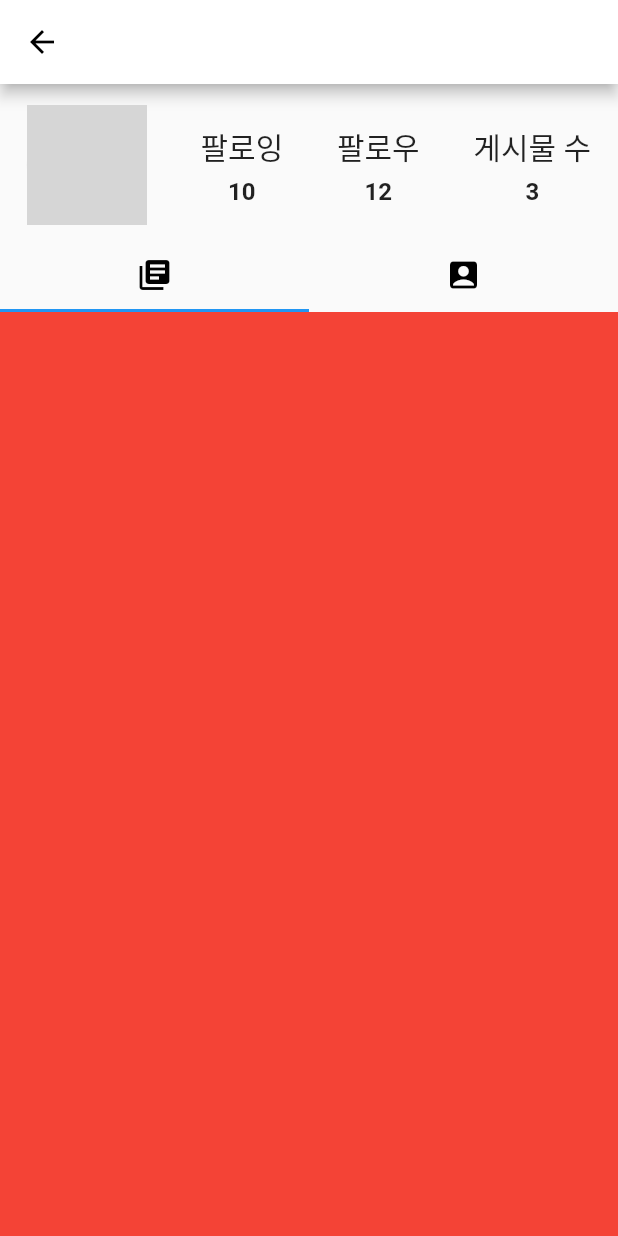
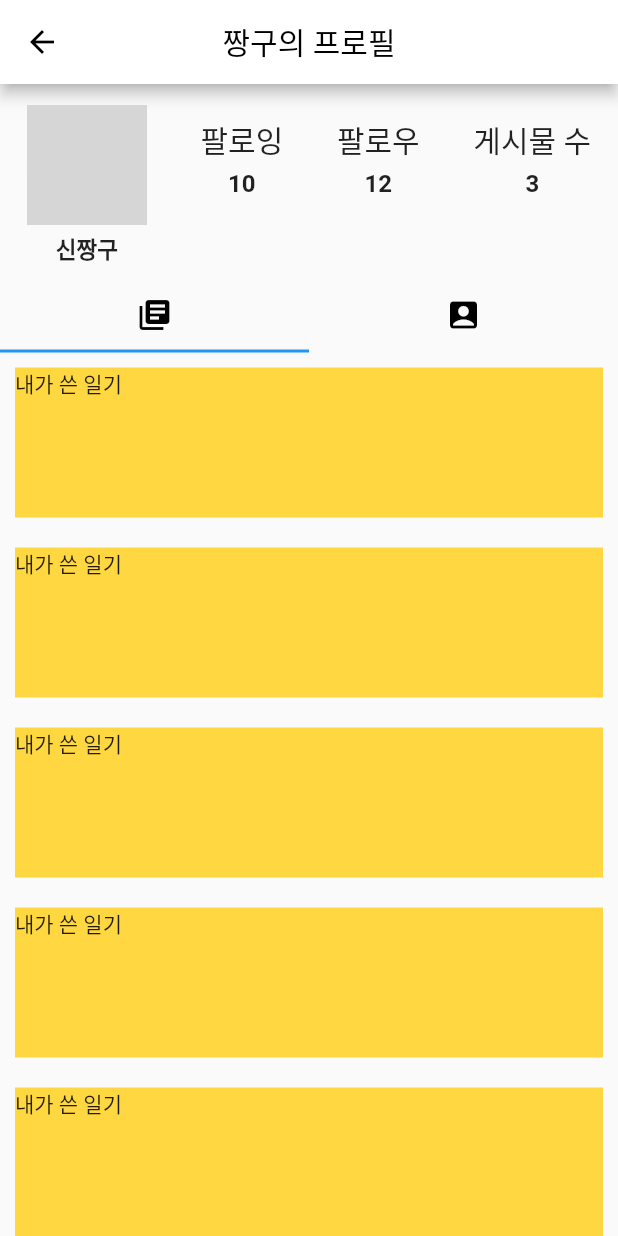
Before and after one commit to minjun-P/diary_flutter, a Flutter app: the ProfilePage screen opened directly, on a phone screen of 412 x 824 dp. Run offline on Flutter 3.47's test engine with Material 2 defaults, Android fonts, the phone set to English and light mode, and no system bars; our stand-ins replace firebase_auth, firebase_core; accounts and stored records are empty; network calls fail; grey boxes are pictures that could not be loaded.

Commit message:
1.2 22:29, 집 돌아와서 추가 작업

```diff
--- a/lib/profile.dart
+++ b/lib/profile.dart
@@ -21,8 +21,11 @@ class _ProfilePageState extends State<ProfilePage> with SingleTickerProviderStat
   Widget build(BuildContext context) {
     return Scaffold(
       appBar: AppBar(
-        title: Text('짱구의 프로필',
+        title: Text(
+          '짱구의 프로필',
+          style: TextStyle(color: Colors.black),
         ),
+        centerTitle: true,
 
       ),
       body: Column(
@@ -30,7 +33,10 @@ class _ProfilePageState extends State<ProfilePage> with SingleTickerProviderStat
         children: [
           SizedBox(height: 14,),
           Row(
+            crossAxisAlignment: CrossAxisAlignment.start,
             mainAxisAlignment: MainAxisAlignment.spaceAround,
+            children: [
+              Column(
                 children: [
                   SizedBox(
                     width: 80,
@@ -39,6 +45,13 @@ class _ProfilePageState extends State<ProfilePage> with SingleTickerProviderStat
                       backgroundColor: Colors.grey[300],
                       backgroundImage: NetworkImage('https://upload.wikimedia.org/wikipedia/ko/4/4a/%EC%8B%A0%EC%A7%B1%EA%B5%AC.png'),
                   ),
+                ),
+                  SizedBox(height: 5,),
+                  Text(
+                    '신짱구',
+                    style: TextStyle(fontSize: 15,fontWeight: FontWeight.bold),
+                  )
+                ]
               ),
               _buildInfo('팔로잉','10'),
               _buildInfo('팔로우','12'),
@@ -58,8 +71,30 @@ class _ProfilePageState extends State<ProfilePage> with SingleTickerProviderStat
             child: TabBarView(
               controller: _tabController,
               children: [
-                Container(color: Colors.red,),
-                Container(color: Colors.green,),
+                ListView(
+                  children: List.generate(10,(index) {
+                    return Padding(
+                        padding: const EdgeInsets.symmetric(horizontal: 10, vertical: 10),
+                        child: Container(
+                          height: 100,
+                          color: Colors.amberAccent,
+                          child: Text('내가 쓴 일기'),
+                        )
+                    );
+                  })
+                ),
+                ListView(
+                    children: List.generate(10,(index) {
+                      return Padding(
+                          padding: const EdgeInsets.symmetric(horizontal: 10, vertical: 10),
+                          child: Container(
+                            height: 100,
+                            color: Colors.greenAccent,
+                            child: Text('내가 좋아요 한 일기'),
+                          )
+                      );
+                    })
+                ),
               ],
             ),
           )
@@ -74,6 +109,7 @@ class _ProfilePageState extends State<ProfilePage> with SingleTickerProviderStat
   _buildInfo(String title, String count) {
     return Column(
       children: [
+        SizedBox(height: 8,),
         Text(
           title,
           style: TextStyle(fontSize: 20),
```
Also changed, not shown: lib/Homepage.dart (+8 -1 lines), lib/create_diary.dart (added, +17 -0 lines), lib/main.dart (+6 -1 lines). Lines whose indentation alone changed are shown as unchanged.
